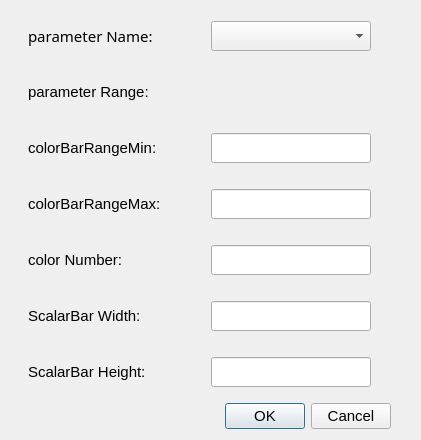
Old version of the form Post/ColorBarDialog.ui in the repository shadeslide12/Ci_Gui.
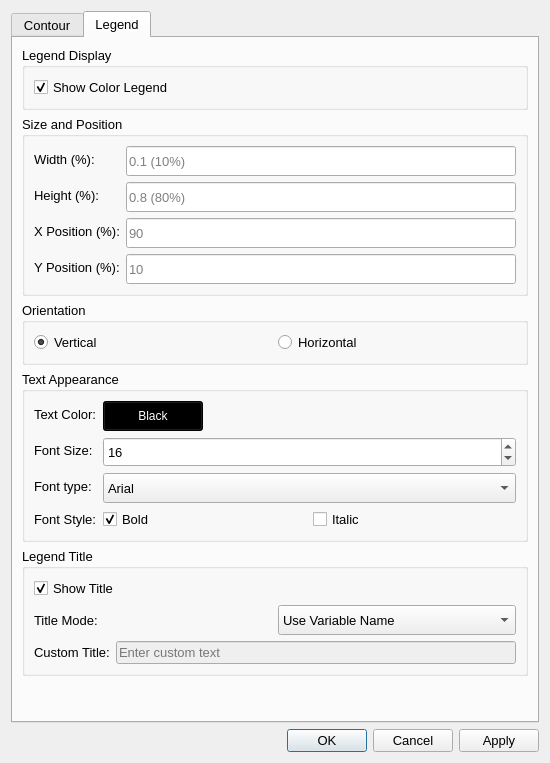
New version of the form. The open tabs and pages were chosen to show the change.

Commit message: Editing Function of Legend

Diff of the .ui file:
```diff
--- a/Post/ColorBarDialog.ui
+++ b/Post/ColorBarDialog.ui
@@ -6,77 +6,56 @@
    <rect>
     <x>0</x>
     <y>0</y>
-    <width>421</width>
-    <height>400</height>
+    <width>550</width>
+    <height>763</height>
    </rect>
   </property>
   <property name="font">
    <font>
-    <pointsize>11</pointsize>
+    <pointsize>10</pointsize>
    </font>
   </property>
   <property name="windowTitle">
    <string>ColorBarDialog</string>
   </property>
-  <layout class="QGridLayout" name="gridLayout">
+  <layout class="QVBoxLayout" name="verticalLayout">
+   <item>
+    <widget class="QTabWidget" name="tabWidget">
+     <property name="currentIndex">
+      <number>0</number>
+     </property>
+     <widget class="QWidget" name="contourTab">
+      <attribute name="title">
+       <string>Contour</string>
+      </attribute>
+      <layout class="QVBoxLayout" name="contourTabLayout">
+       <item>
+        <widget class="QGroupBox" name="variableGroupBox">
+         <property name="title">
+          <string>Variable Selection</string>
+         </property>
+         <layout class="QFormLayout" name="variableFormLayout">
    <item row="0" column="0">
     <widget class="QLabel" name="labelParameterName">
-     <property name="sizePolicy">
-      <sizepolicy hsizetype="Fixed" vsizetype="Preferred">
-       <horstretch>0</horstretch>
-       <verstretch>0</verstretch>
-      </sizepolicy>
-     </property>
-     <property name="minimumSize">
-      <size>
-       <width>160</width>
-       <height>50</height>
-      </size>
-     </property>
-     <property name="maximumSize">
-      <size>
-       <width>160</width>
-       <height>50</height>
-      </size>
-     </property>
-     <property name="font">
-      <font>
-       <family>Sans Serif</family>
-       <pointsize>11</pointsize>
-      </font>
-     </property>
      <property name="text">
-      <string>parameter Name: </string>
+             <string>Parameter Name:</string>
+            </property>
+           </widget>
+          </item>
+          <item row="0" column="1">
+           <widget class="QComboBox" name="nameComboBox">
+            <property name="minimumSize">
+             <size>
+              <width>200</width>
+              <height>30</height>
+             </size>
      </property>
     </widget>
    </item>
    <item row="1" column="0">
     <widget class="QLabel" name="labelParameterRange">
-     <property name="sizePolicy">
-      <sizepolicy hsizetype="Fixed" vsizetype="Preferred">
-       <horstretch>0</horstretch>
-       <verstretch>0</verstretch>
-      </sizepolicy>
-     </property>
-     <property name="minimumSize">
-      <size>
-       <width>160</width>
-       <height>50</height>
-      </size>
-     </property>
-     <property name="maximumSize">
-      <size>
-       <width>160</width>
-       <height>50</height>
-      </size>
-     </property>
-     <property name="font">
-      <font>
-       <pointsize>11</pointsize>
-      </font>
-     </property>
      <property name="text">
-      <string>parameter Range:</string>
+             <string>Data Range:</string>
      </property>
     </widget>
    </item>
@@ -104,269 +83,525 @@
      </property>
     </widget>
    </item>
-   <item row="2" column="0">
+         </layout>
+        </widget>
+       </item>
+       <item>
+        <widget class="QGroupBox" name="colorRangeGroupBox">
+         <property name="title">
+          <string>Color Range</string>
+         </property>
+         <layout class="QFormLayout" name="colorRangeFormLayout">
+          <item row="0" column="0">
     <widget class="QLabel" name="lableColorBarmin">
-     <property name="minimumSize">
-      <size>
-       <width>160</width>
-       <height>50</height>
-      </size>
-     </property>
-     <property name="maximumSize">
-      <size>
-       <width>160</width>
-       <height>50</height>
-      </size>
-     </property>
-     <property name="font">
-      <font>
-       <pointsize>11</pointsize>
-      </font>
-     </property>
      <property name="text">
-      <string>colorBarRangeMin:</string>
+             <string>Minimum:</string>
      </property>
     </widget>
    </item>
-   <item row="2" column="1">
+          <item row="0" column="1">
     <widget class="QLineEdit" name="textColorBarmin">
      <property name="minimumSize">
       <size>
-       <width>160</width>
+              <width>200</width>
        <height>30</height>
       </size>
      </property>
-     <property name="maximumSize">
-      <size>
-       <width>160</width>
-       <height>30</height>
-      </size>
-     </property>
-     <property name="font">
-      <font>
-       <pointsize>11</pointsize>
-      </font>
-     </property>
-     <property name="text">
-      <string/>
+            <property name="placeholderText">
+             <string>Enter minimum value</string>
      </property>
     </widget>
    </item>
-   <item row="3" column="0">
+          <item row="1" column="0">
     <widget class="QLabel" name="labelColorBarmax">
-     <property name="minimumSize">
-      <size>
-       <width>160</width>
-       <height>50</height>
-      </size>
-     </property>
-     <property name="maximumSize">
-      <size>
-       <width>160</width>
-       <height>50</height>
-      </size>
-     </property>
-     <property name="font">
-      <font>
-       <pointsize>11</pointsize>
-      </font>
-     </property>
      <property name="text">
-      <string>colorBarRangeMax:</string>
+             <string>Maximum:</string>
      </property>
     </widget>
    </item>
-   <item row="3" column="1">
+          <item row="1" column="1">
     <widget class="QLineEdit" name="textColorBarMax">
      <property name="minimumSize">
       <size>
-       <width>160</width>
+              <width>200</width>
        <height>30</height>
       </size>
      </property>
-     <property name="maximumSize">
-      <size>
-       <width>160</width>
-       <height>30</height>
-      </size>
-     </property>
-     <property name="font">
-      <font>
-       <pointsize>11</pointsize>
-      </font>
-     </property>
-     <property name="text">
-      <string/>
+            <property name="placeholderText">
+             <string>Enter maximum value</string>
      </property>
     </widget>
    </item>
-   <item row="4" column="0">
+          <item row="2" column="0">
     <widget class="QLabel" name="labelColorNumber">
-     <property name="minimumSize">
-      <size>
-       <width>160</width>
-       <height>50</height>
-      </size>
-     </property>
-     <property name="maximumSize">
-      <size>
-       <width>160</width>
-       <height>50</height>
-      </size>
-     </property>
-     <property name="font">
-      <font>
-       <pointsize>11</pointsize>
-      </font>
-     </property>
      <property name="text">
-      <string>color Number: </string>
+             <string>Number of Colors:</string>
      </property>
     </widget>
    </item>
-   <item row="4" column="1">
+          <item row="2" column="1">
     <widget class="QLineEdit" name="textColorNumber">
      <property name="minimumSize">
       <size>
-       <width>160</width>
+              <width>200</width>
        <height>30</height>
       </size>
      </property>
-     <property name="maximumSize">
+            <property name="placeholderText">
+             <string>10</string>
+            </property>
+           </widget>
+          </item>
+         </layout>
+        </widget>
+       </item>
+       <item>
+        <widget class="QGroupBox" name="colorMapGroupBox">
+         <property name="title">
+          <string>Color Map Options</string>
+         </property>
+         <layout class="QVBoxLayout" name="colorMapLayout">
+          <item>
+           <widget class="QLabel" name="labelColorMapPreset">
+            <property name="text">
+             <string>Select Color Map Preset:</string>
+            </property>
+           </widget>
+          </item>
+          <item>
+           <layout class="QGridLayout" name="colorMapGridLayout">
+            <item row="0" column="1">
+             <widget class="QRadioButton" name="radioViridis">
+              <property name="text">
+               <string>Viridis</string>
+              </property>
+             </widget>
+            </item>
+            <item row="1" column="0">
+             <widget class="QRadioButton" name="radioRainbow">
+              <property name="text">
+               <string>Rainbow</string>
+              </property>
+             </widget>
+            </item>
+            <item row="0" column="0">
+             <widget class="QRadioButton" name="radioBlueToRed">
+              <property name="text">
+               <string>Blue → Red</string>
+              </property>
+              <property name="checked">
+               <bool>true</bool>
+              </property>
+             </widget>
+            </item>
+            <item row="1" column="1">
+             <widget class="QRadioButton" name="radioCoolWarm">
+              <property name="text">
+               <string>Cool-Warm (Diverging)</string>
+              </property>
+             </widget>
+            </item>
+           </layout>
+          </item>
+          <item>
+           <widget class="QCheckBox" name="checkReverseColorMap">
+            <property name="text">
+             <string>Reverse Color Map</string>
+            </property>
+           </widget>
+          </item>
+         </layout>
+        </widget>
+       </item>
+       <item>
+        <spacer name="contourVerticalSpacer">
+         <property name="orientation">
+          <enum>Qt::Vertical</enum>
+         </property>
+         <property name="sizeHint" stdset="0">
       <size>
-       <width>160</width>
-       <height>30</height>
-      </size>
-     </property>
-     <property name="font">
-      <font>
-       <pointsize>11</pointsize>
-      </font>
-     </property>
+           <width>20</width>
+           <height>40</height>
+          </size>
+         </property>
+        </spacer>
+       </item>
+      </layout>
+     </widget>
+     <widget class="QWidget" name="legendTab">
+      <attribute name="title">
+       <string>Legend</string>
+      </attribute>
+      <layout class="QVBoxLayout" name="legendTabLayout">
+       <item>
+        <widget class="QGroupBox" name="showLegendGroupBox">
+         <property name="title">
+          <string>Legend Display</string>
+         </property>
+         <layout class="QVBoxLayout" name="showLegendLayout">
+          <item>
+           <widget class="QCheckBox" name="checkShowLegend">
      <property name="text">
-      <string/>
-     </property>
-    </widget>
-   </item>
-   <item row="5" column="0">
+             <string>Show Color Legend</string>
+            </property>
+            <property name="checked">
+             <bool>true</bool>
+            </property>
+           </widget>
+          </item>
+         </layout>
+        </widget>
+       </item>
+       <item>
+        <widget class="QGroupBox" name="legendSizeGroupBox">
+         <property name="title">
+          <string>Size and Position</string>
+         </property>
+         <layout class="QFormLayout" name="legendSizeFormLayout">
+          <item row="0" column="0">
     <widget class="QLabel" name="labelScalarBarWidth">
-     <property name="minimumSize">
-      <size>
-       <width>160</width>
-       <height>50</height>
-      </size>
-     </property>
-     <property name="maximumSize">
-      <size>
-       <width>160</width>
-       <height>50</height>
-      </size>
-     </property>
-     <property name="font">
-      <font>
-       <pointsize>11</pointsize>
-      </font>
-     </property>
      <property name="text">
-      <string>ScalarBar Width: </string>
+             <string>Width (%):</string>
      </property>
     </widget>
    </item>
-   <item row="5" column="1">
+          <item row="0" column="1">
     <widget class="QLineEdit" name="textScalarBarWidth">
      <property name="minimumSize">
       <size>
-       <width>160</width>
+              <width>150</width>
        <height>30</height>
       </size>
      </property>
-     <property name="maximumSize">
-      <size>
-       <width>160</width>
-       <height>30</height>
-      </size>
-     </property>
-     <property name="font">
-      <font>
-       <pointsize>11</pointsize>
-      </font>
-     </property>
-     <property name="text">
-      <string/>
+            <property name="placeholderText">
+             <string>0.1 (10%)</string>
      </property>
     </widget>
    </item>
-   <item row="6" column="0">
+          <item row="1" column="0">
     <widget class="QLabel" name="labelScalarBarHeight">
-     <property name="minimumSize">
-      <size>
-       <width>160</width>
-       <height>50</height>
-      </size>
-     </property>
-     <property name="maximumSize">
-      <size>
-       <width>160</width>
-       <height>50</height>
-      </size>
-     </property>
-     <property name="font">
-      <font>
-       <pointsize>11</pointsize>
-      </font>
-     </property>
      <property name="text">
-      <string>ScalarBar Height: </string>
+             <string>Height (%):</string>
      </property>
     </widget>
    </item>
-   <item row="6" column="1">
+          <item row="1" column="1">
     <widget class="QLineEdit" name="textScalarBarHeight">
      <property name="minimumSize">
       <size>
-       <width>160</width>
+              <width>150</width>
        <height>30</height>
       </size>
      </property>
-     <property name="maximumSize">
+            <property name="placeholderText">
+             <string>0.8 (80%)</string>
+            </property>
+           </widget>
+          </item>
+          <item row="2" column="0">
+           <widget class="QLabel" name="labelLegendX">
+            <property name="text">
+             <string>X Position (%):</string>
+            </property>
+           </widget>
+          </item>
+          <item row="2" column="1">
+           <widget class="QLineEdit" name="textLegendXPosition">
+            <property name="minimumSize">
       <size>
-       <width>160</width>
+              <width>150</width>
        <height>30</height>
       </size>
      </property>
-     <property name="font">
-      <font>
-       <pointsize>11</pointsize>
-      </font>
-     </property>
+            <property name="placeholderText">
+             <string>90</string>
+            </property>
+           </widget>
+          </item>
+          <item row="3" column="0">
+           <widget class="QLabel" name="labelLegendY">
      <property name="text">
-      <string/>
+             <string>Y Position (%):</string>
      </property>
     </widget>
    </item>
-   <item row="7" column="0" colspan="2">
+          <item row="3" column="1">
+           <widget class="QLineEdit" name="textLegendYPosition">
+            <property name="minimumSize">
+             <size>
+              <width>150</width>
+              <height>30</height>
+             </size>
+            </property>
+            <property name="placeholderText">
+             <string>10</string>
+            </property>
+           </widget>
+          </item>
+         </layout>
+        </widget>
+       </item>
+       <item>
+        <widget class="QGroupBox" name="legendOrientationGroupBox">
+         <property name="title">
+          <string>Orientation</string>
+         </property>
+         <layout class="QHBoxLayout" name="orientationLayout">
+          <item>
+           <widget class="QRadioButton" name="radioVertical">
+            <property name="text">
+             <string>Vertical</string>
+            </property>
+            <property name="checked">
+             <bool>true</bool>
+            </property>
+           </widget>
+          </item>
+          <item>
+           <widget class="QRadioButton" name="radioHorizontal">
+            <property name="text">
+             <string>Horizontal</string>
+            </property>
+           </widget>
+          </item>
+         </layout>
+        </widget>
+       </item>
+       <item>
+        <widget class="QGroupBox" name="textAppearanceGroupBox">
+         <property name="title">
+          <string>Text Appearance</string>
+         </property>
+         <layout class="QFormLayout" name="textAppearanceFormLayout">
+          <item row="0" column="0">
+           <widget class="QLabel" name="labelTextColor">
+            <property name="text">
+             <string>Text Color:</string>
+            </property>
+           </widget>
+          </item>
+          <item row="0" column="1">
+           <layout class="QHBoxLayout" name="textColorLayout">
+            <item>
+             <widget class="QPushButton" name="btnTextColor">
+              <property name="minimumSize">
+               <size>
+                <width>100</width>
+                <height>30</height>
+               </size>
+              </property>
+              <property name="styleSheet">
+               <string>QPushButton { background-color: black; color: white; }</string>
+              </property>
+              <property name="text">
+               <string>Black</string>
+              </property>
+             </widget>
+            </item>
+            <item>
+             <spacer name="textColorSpacer">
+              <property name="orientation">
+               <enum>Qt::Horizontal</enum>
+              </property>
+              <property name="sizeHint" stdset="0">
+               <size>
+                <width>40</width>
+                <height>20</height>
+               </size>
+              </property>
+             </spacer>
+            </item>
+           </layout>
+          </item>
+          <item row="1" column="0">
+           <widget class="QLabel" name="labelFontSize">
+            <property name="text">
+             <string>Font Size:</string>
+            </property>
+           </widget>
+          </item>
+          <item row="1" column="1">
+           <widget class="QSpinBox" name="spinFontSize">
+            <property name="minimumSize">
+             <size>
+              <width>100</width>
+              <height>30</height>
+             </size>
+            </property>
+            <property name="minimum">
+             <number>8</number>
+            </property>
+            <property name="maximum">
+             <number>48</number>
+            </property>
+            <property name="value">
+             <number>16</number>
+            </property>
+           </widget>
+          </item>
+          <item row="2" column="0">
+           <widget class="QLabel" name="labelFontFamily">
+            <property name="text">
+             <string>Font type:</string>
+            </property>
+           </widget>
+          </item>
+          <item row="2" column="1">
+           <widget class="QComboBox" name="comboFontFamily">
+            <property name="minimumSize">
+             <size>
+              <width>150</width>
+              <height>30</height>
+             </size>
+            </property>
+            <item>
+             <property name="text">
+              <string>Arial</string>
+             </property>
+            </item>
+            <item>
+             <property name="text">
+              <string>Times New Roman</string>
+             </property>
+            </item>
+            <item>
+             <property name="text">
+              <string>Courier New</string>
+             </property>
+            </item>
+            <item>
+             <property name="text">
+              <string>Helvetica</string>
+             </property>
+            </item>
+           </widget>
+          </item>
+          <item row="3" column="0">
+           <widget class="QLabel" name="labelFontStyle">
+            <property name="text">
+             <string>Font Style:</string>
+            </property>
+           </widget>
+          </item>
+          <item row="3" column="1">
+           <layout class="QHBoxLayout" name="fontStyleLayout">
+            <item>
+             <widget class="QCheckBox" name="checkBold">
+              <property name="text">
+               <string>Bold</string>
+              </property>
+              <property name="checked">
+               <bool>true</bool>
+              </property>
+             </widget>
+            </item>
+            <item>
+             <widget class="QCheckBox" name="checkItalic">
+              <property name="text">
+               <string>Italic</string>
+              </property>
+             </widget>
+            </item>
+           </layout>
+          </item>
+         </layout>
+        </widget>
+       </item>
+       <item>
+        <widget class="QGroupBox" name="legendTitleGroupBox">
+         <property name="title">
+          <string>Legend Title</string>
+         </property>
+         <layout class="QVBoxLayout" name="legendTitleLayout">
+          <item>
+           <widget class="QCheckBox" name="checkShowTitle">
+            <property name="text">
+             <string>Show Title</string>
+            </property>
+            <property name="checked">
+             <bool>true</bool>
+            </property>
+           </widget>
+          </item>
+          <item>
+           <layout class="QHBoxLayout" name="titleModeLayout">
+            <item>
+             <widget class="QLabel" name="labelTitleMode">
+              <property name="text">
+               <string>Title Mode:</string>
+              </property>
+             </widget>
+            </item>
+            <item>
+             <widget class="QComboBox" name="comboTitleMode">
+              <property name="minimumSize">
+               <size>
+                <width>200</width>
+                <height>30</height>
+               </size>
+              </property>
+              <item>
+               <property name="text">
+                <string>Use Variable Name</string>
+               </property>
+              </item>
+              <item>
+               <property name="text">
+                <string>Use Custom Text</string>
+               </property>
+              </item>
+             </widget>
+            </item>
+           </layout>
+          </item>
+          <item>
+           <layout class="QHBoxLayout" name="titleTextLayout">
+            <item>
+             <widget class="QLabel" name="labelTitleText">
+              <property name="text">
+               <string>Custom Title:</string>
+              </property>
+             </widget>
+            </item>
+            <item>
+             <widget class="QLineEdit" name="textTitleText">
+              <property name="enabled">
+               <bool>false</bool>
+              </property>
+              <property name="placeholderText">
+               <string>Enter custom text</string>
+              </property>
+             </widget>
+            </item>
+           </layout>
+          </item>
+         </layout>
+        </widget>
+       </item>
+       <item>
+        <spacer name="legendVerticalSpacer">
+         <property name="orientation">
+          <enum>Qt::Vertical</enum>
+         </property>
+         <property name="sizeHint" stdset="0">
+          <size>
+           <width>20</width>
+           <height>40</height>
+          </size>
+         </property>
+        </spacer>
+       </item>
+      </layout>
+     </widget>
+    </widget>
+   </item>
+   <item>
     <widget class="QDialogButtonBox" name="buttonBox">
      <property name="orientation">
       <enum>Qt::Horizontal</enum>
      </property>
      <property name="standardButtons">
-      <set>QDialogButtonBox::Cancel|QDialogButtonBox::Ok</set>
-     </property>
-    </widget>
-   </item>
-   <item row="0" column="1">
-    <widget class="QComboBox" name="nameComboBox">
-     <property name="minimumSize">
-      <size>
-       <width>160</width>
-       <height>30</height>
-      </size>
-     </property>
-     <property name="maximumSize">
-      <size>
-       <width>160</width>
-       <height>30</height>
-      </size>
+      <set>QDialogButtonBox::Apply|QDialogButtonBox::Cancel|QDialogButtonBox::Ok</set>
      </property>
     </widget>
    </item>
```
Left out of the diff: 22 changed lines with no effect on the pictures. Lines whose indentation alone changed are shown as unchanged. The commit also changes 20 other files.
